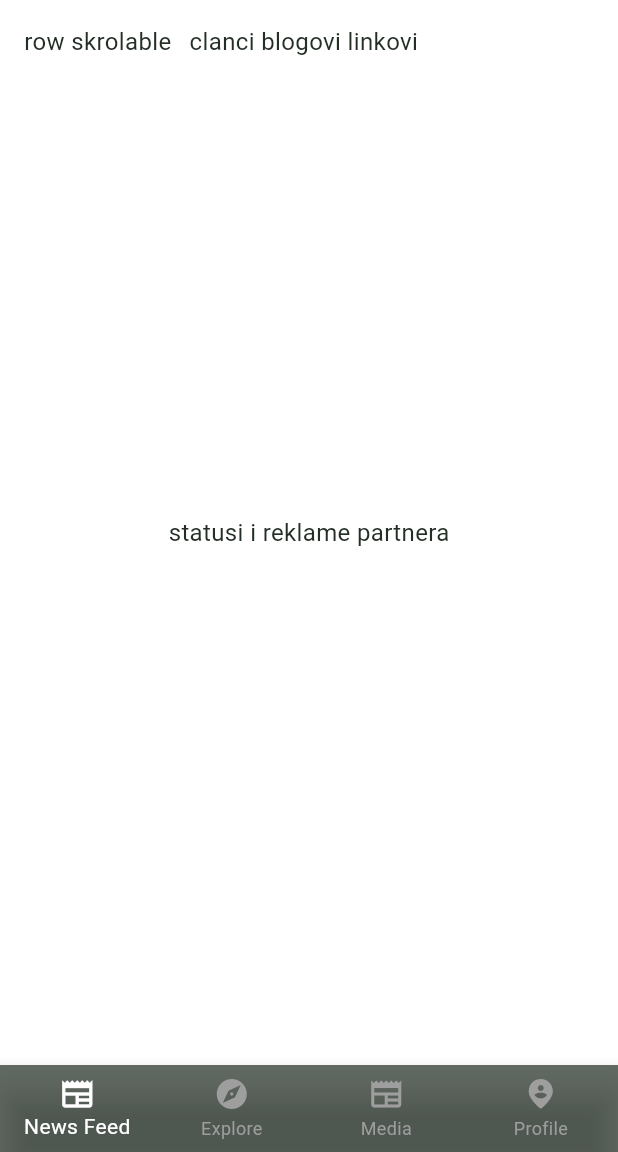
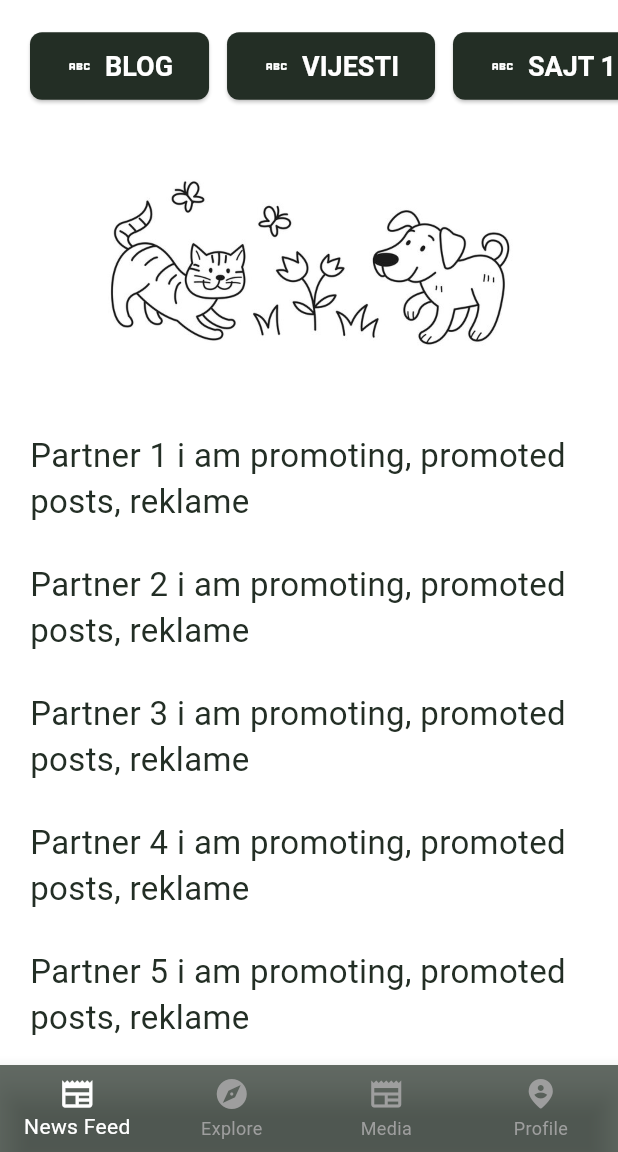
Before and after one commit to PetarJovanovic996/my_pet, a Flutter app: the HomeScreen screen opened by its route, on a phone screen of 412 x 824 dp, the part 84-1236 px from its top. Run offline on Flutter 3.47's test engine with Material 3 defaults, Android fonts, the phone set to English and light mode, and no system bars; our stand-ins replace equatable, firebase_auth, firebase_core, flutter_bloc, formz, get_it and 2 more; accounts and stored records are empty.

Commit message:
initial commit and plan

```diff
--- a/lib/gen/assets.gen.dart
+++ b/lib/gen/assets.gen.dart
@@ -11,6 +11,10 @@ import 'package:flutter/widgets.dart';
 
 class $AssetsImagesGen {
   const $AssetsImagesGen();
+
+  /// File path: assets/images/animePetPic.jpg
+  AssetGenImage get animePetPic =>
+      const AssetGenImage('assets/images/animePetPic.jpg');
 
   /// File path: assets/images/appLogo.jpg
   AssetGenImage get appLogo => const AssetGenImage('assets/images/appLogo.jpg');
@@ -29,6 +33,7 @@ class $AssetsImagesGen {
 
   /// List of all assets
   List<AssetGenImage> get values => [
+    animePetPic,
     appLogo,
     appMainPic,
     facebookLogo,
--- /dev/null
+++ b/lib/presentations/screens/news_feed_tab/linked_news_buttons_widget.dart
@@ -0,0 +1,48 @@
+import 'package:flutter/material.dart';
+
+class LinkedNewsButtonsWidget extends StatelessWidget {
+  const LinkedNewsButtonsWidget({super.key});
+
+  @override
+  Widget build(BuildContext context) {
+    return SingleChildScrollView(
+      clipBehavior: Clip.none,
+      scrollDirection: Axis.horizontal,
+      child: Row(
+        spacing: 12,
+        children: [
+          ElevatedButton.icon(
+            onPressed: () {},
+            label: Text('BLOG'),
+            icon: Icon(Icons.abc),
+          ),
+          ElevatedButton.icon(
+            onPressed: () {},
+            label: Text('VIJESTI'),
+            icon: Icon(Icons.abc),
+          ),
+          ElevatedButton.icon(
+            onPressed: () {},
+            label: Text('SAJT 1'),
+            icon: Icon(Icons.abc),
+          ),
+          ElevatedButton.icon(
+            onPressed: () {},
+            label: Text('SAJT 2'),
+            icon: Icon(Icons.abc),
+          ),
+          ElevatedButton.icon(
+            onPressed: () {},
+            label: Text('SAJT 3'),
+            icon: Icon(Icons.abc),
+          ),
+          ElevatedButton.icon(
+            onPressed: () {},
+            label: Text('SAJT 4'),
+            icon: Icon(Icons.abc),
+          ),
+        ],
+      ),
+    );
+  }
+}
--- a/lib/presentations/screens/news_feed_tab/news_tab_content.dart
+++ b/lib/presentations/screens/news_feed_tab/news_tab_content.dart
@@ -1,32 +1,21 @@
 import 'package:flutter/material.dart';
+import 'package:my_pet/gen/assets.gen.dart';
+import 'package:my_pet/presentations/screens/news_feed_tab/linked_news_buttons_widget.dart';
+import 'package:my_pet/presentations/screens/news_feed_tab/partners_promoted_posts_widget.dart';
 
 class NewsFeedContent extends StatelessWidget {
   const NewsFeedContent({super.key});
 
   @override
   Widget build(BuildContext context) {
-    return const Padding(
-      padding: EdgeInsets.all(8.0),
-      child: Stack(
+    return Padding(
+      padding: const EdgeInsets.all(12),
+      child: Column(
+        spacing: 24,
         children: [
-          Align(
-            alignment: Alignment(0, -1),
-            child: Row(
-              children: [
-                Text('row skrolable'),
-                SizedBox(width: 12),
-                Text('clanci blogovi linkovi'),
-              ],
-            ),
-          ),
-          Align(
-            alignment: Alignment.center,
-            child: Column(
-              mainAxisSize: MainAxisSize.min,
-
-              children: [Text('statusi i reklame partnera')],
-            ),
-          ),
+          const LinkedNewsButtonsWidget(),
+          Image.asset(Assets.images.animePetPic.path, height: 160),
+          const Expanded(child: PartnersPromotedPostsWidget()),
         ],
       ),
     );
--- /dev/null
+++ b/lib/presentations/screens/news_feed_tab/partners_promoted_posts_widget.dart
@@ -0,0 +1,22 @@
+import 'package:flutter/material.dart';
+
+class PartnersPromotedPostsWidget extends StatelessWidget {
+  const PartnersPromotedPostsWidget({super.key});
+
+  @override
+  Widget build(BuildContext context) {
+    return ListView.builder(
+      itemCount: 40,
+      itemBuilder: (context, index) {
+        return Padding(
+          padding: const EdgeInsets.symmetric(vertical: 12),
+          child: Text(
+            'Partner ${index + 1} i am promoting, promoted posts, reklame',
+            maxLines: 2,
+            style: const TextStyle(fontSize: 22),
+          ),
+        );
+      },
+    );
+  }
+}
```
Also changed, not shown: assets/images/animePetPic.jpg (added).
